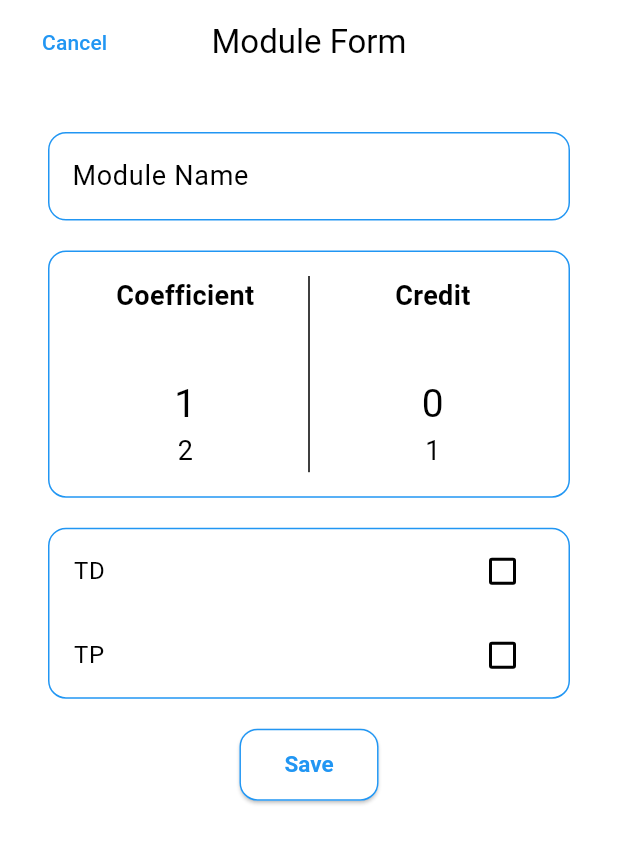
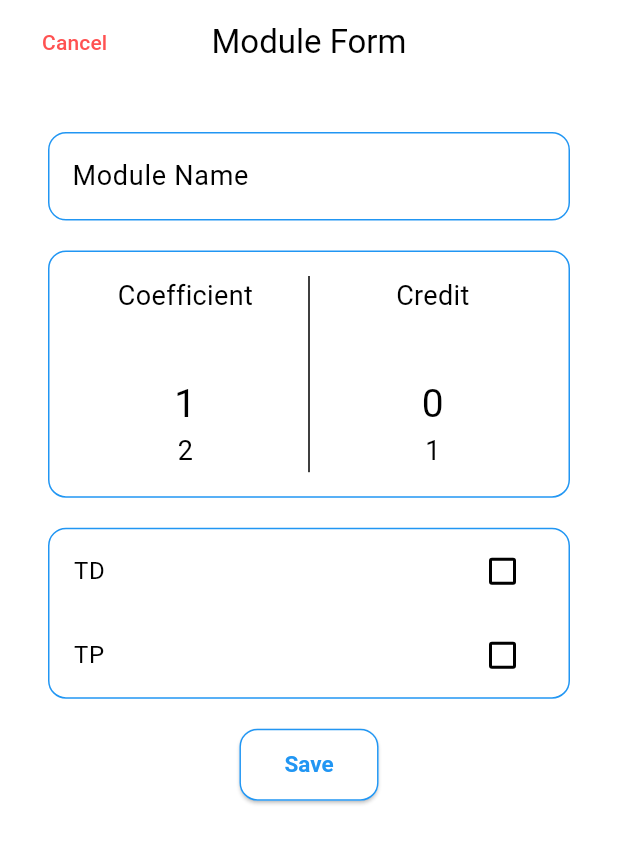
Before and after one commit to MohamedSadeck/GradeCalculator, a Flutter app: the ModuleFormScreen screen opened by its route, on a phone screen of 412 x 824 dp. Shown: the top 844 px of the screen. Run offline on Flutter 3.47's test engine with Material 3 defaults, Android fonts, the phone set to English and light mode, and no system bars; drawn by our look-alikes of numberpicker; our stand-ins replace shared_preferences; accounts and stored records are empty.

Commit message:
added colors and appBar to theme.dart

```diff
--- a/lib/constants/theme.dart
+++ b/lib/constants/theme.dart
@@ -86,6 +86,11 @@ import 'package:flutter/material.dart';
 //   ),
 // );
 ThemeData lightTheme = ThemeData(
+  appBarTheme: const AppBarTheme(
+    backgroundColor: Colors.white,
+    centerTitle: true,
+    elevation: 0,
+  ),
   primaryColor: const Color(0xFF2196F3),
   primaryColorDark: const Color(0xFF1976D2),
   hintColor: const Color(0xFFBBDEFB),
@@ -96,6 +101,8 @@ ThemeData lightTheme = ThemeData(
     secondary: Color(0xFFBBDEFB),
     onSecondary: Colors.black,
     surface: Colors.white,
+    surfaceBright: Color.fromARGB(255, 245, 245, 245),
+    surfaceContainer: Color.fromARGB(255, 225, 225, 225),
     onSurface: Colors.black,
     error: Colors.redAccent,
   ).copyWith(surface: Colors.white),
@@ -120,6 +127,11 @@ ThemeData lightTheme = ThemeData(
 );
 
 ThemeData darkTheme = ThemeData(
+  appBarTheme: const AppBarTheme(
+    backgroundColor: Color(0xFF121212),
+    centerTitle: true,
+    elevation: 0,
+  ),
   primaryColor: const Color(0xFFBBDEFB),
   primaryColorDark: const Color(0xFF2196F3),
   hintColor: const Color(0xFF1976D2),
@@ -130,6 +142,8 @@ ThemeData darkTheme = ThemeData(
     secondary: Color(0xFF1976D2),
     onSecondary: Colors.white,
     surface: Color(0xFF121212),
+    surfaceBright: Color.fromARGB(255, 59, 59, 59),
+    surfaceContainer: Color.fromARGB(255, 39, 39, 39),
     onSurface: Colors.white,
     error: Colors.redAccent,
   ).copyWith(surface: Colors.black),
--- a/lib/screens/module_form_screen.dart
+++ b/lib/screens/module_form_screen.dart
@@ -70,7 +70,7 @@ class _ModuleFormScreenState extends State<ModuleFormScreen> {
           actions: [
             if (module != null)
               IconButton(
-                icon: const Icon(Icons.delete),
+                icon: const Icon(Icons.delete, color: Colors.red),
                 onPressed: () async {
                   if (module != null) {
                     final navigator = Navigator.of(context);
@@ -94,7 +94,11 @@ class _ModuleFormScreenState extends State<ModuleFormScreen> {
               Align(
                 alignment: Alignment.centerLeft,
                 child: TextButton(
-                  child: const Text('Cancel'),
+                  child: Text(
+                    'Cancel',
+                    style:
+                        TextStyle(color: Theme.of(context).colorScheme.error),
+                  ),
                   onPressed: () {
                     Navigator.of(context).pop();
                   },
@@ -176,9 +180,7 @@ class _ModuleFormScreenState extends State<ModuleFormScreen> {
                                 children: <Widget>[
                                   const Text(
                                     'Coefficient',
-                                    style: TextStyle(
-                                        fontSize: 18,
-                                        fontWeight: FontWeight.bold),
+                                    style: TextStyle(fontSize: 18),
                                   ),
                                   Padding(
                                     padding: const EdgeInsets.all(8.0),
@@ -208,9 +210,7 @@ class _ModuleFormScreenState extends State<ModuleFormScreen> {
                                 children: <Widget>[
                                   const Text(
                                     'Credit',
-                                    style: TextStyle(
-                                        fontSize: 18,
-                                        fontWeight: FontWeight.bold),
+                                    style: TextStyle(fontSize: 18),
                                   ),
                                   Padding(
                                     padding: const EdgeInsets.all(8.0),
--- a/lib/widgets/module_tile.dart
+++ b/lib/widgets/module_tile.dart
@@ -45,6 +45,7 @@ class ModuleTile extends StatelessWidget {
         ),
         child: Card(
           elevation: 5,
+          color: Theme.of(context).colorScheme.surfaceBright,
           shape: RoundedRectangleBorder(
             side: BorderSide(
               color: Theme.of(context).colorScheme.primary,
```
Also changed, not shown: lib/widgets/grade_item.dart (+17 -4 lines).
